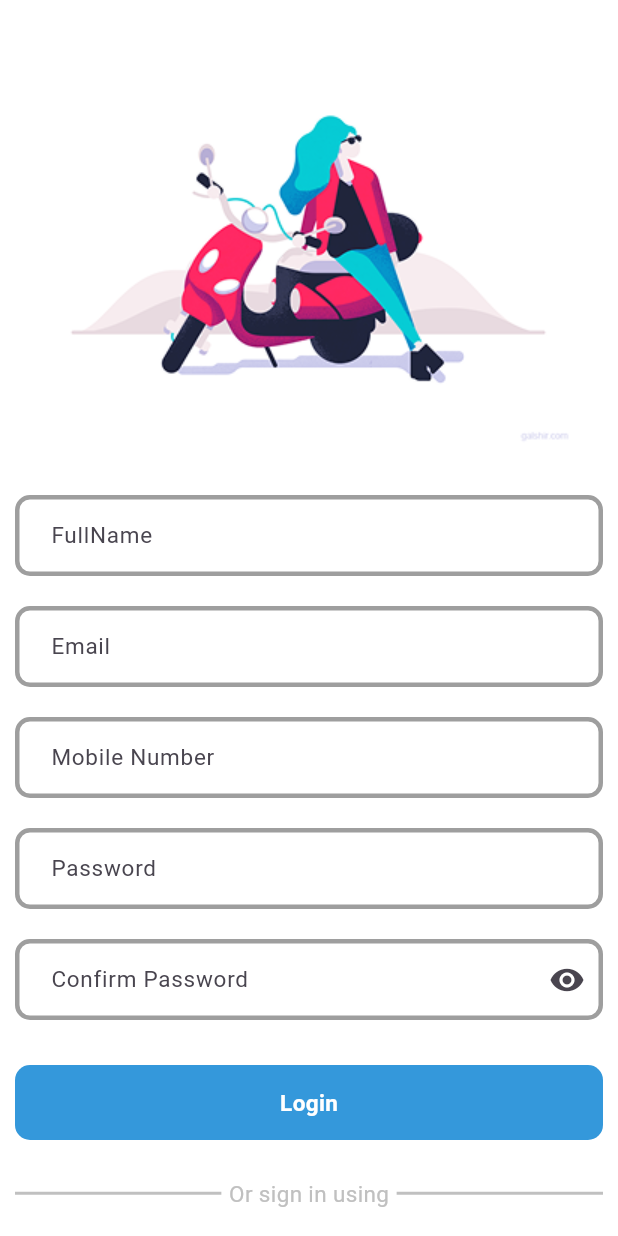
After one commit to Michaelkinginfosec/auth_app_firebase, a Flutter app: the RegisterationScreen screen opened by its route, on a phone screen of 412 x 824 dp. The commit adds this screen. Run offline on Flutter 3.47's test engine with Material 3 defaults, Android fonts, the phone set to English and light mode, and no system bars; our stand-ins replace firebase_core, go_router; accounts and stored records are empty; Roboto replaces fonts that are missing (Montserrat).

Commit message:
push the latest changes for the auth firebase application

```diff
--- /dev/null
+++ b/lib/feature/auth/presentation/views/registeration_screen.dart
@@ -0,0 +1,353 @@
+import 'package:flutter/material.dart';
+
+class RegisterationScreen extends StatefulWidget {
+  const RegisterationScreen({super.key});
+
+  @override
+  State<RegisterationScreen> createState() => _RegisterationScreenState();
+}
+
+class _RegisterationScreenState extends State<RegisterationScreen> {
+  final TextEditingController _emailController = TextEditingController();
+  final TextEditingController _passwordController = TextEditingController();
+  final _formKey = GlobalKey<FormState>();
+  @override
+  Widget build(BuildContext context) {
+    return Scaffold(
+      backgroundColor: Colors.white,
+      body: SingleChildScrollView(
+        child: Padding(
+          padding: const EdgeInsets.symmetric(horizontal: 10),
+          child: Column(
+            children: [
+              Image.asset("assets/images/signup.png"),
+              Form(
+                key: _formKey,
+                child: Column(
+                  children: [
+                    TextFormField(
+                      validator: (value) {
+                        if (value == null || value.isEmpty) {
+                          return "Please Enter your fullname";
+                        }
+
+                        return "null";
+                      },
+                      controller: _emailController,
+                      keyboardType: TextInputType.emailAddress,
+                      enabled: true,
+                      decoration: InputDecoration(
+                        contentPadding: EdgeInsets.symmetric(
+                          horizontal: 20,
+                          vertical: 15,
+                        ),
+                        hintText: "FullName",
+                        hintStyle: TextStyle(
+                          fontWeight: FontWeight.normal,
+                          fontSize: 15,
+                          fontFamily: "Montserrat",
+                        ),
+                        enabledBorder: OutlineInputBorder(
+                          borderRadius: BorderRadius.circular(10),
+                          borderSide: BorderSide(width: 3, color: Colors.grey),
+                        ),
+                        focusedBorder: OutlineInputBorder(
+                          borderRadius: BorderRadius.circular(10),
+                          borderSide: BorderSide(width: 3, color: Colors.grey),
+                        ),
+                        focusColor: Colors.white,
+                      ),
+                    ),
+                    SizedBox(height: 20),
+                    TextFormField(
+                      validator: (value) {
+                        if (value == null || value.isEmpty) {
+                          return "Please Enter your email";
+                        }
+                        if (!value.contains("@")) {
+                          return "Please Enter a correct email";
+                        }
+                        return "null";
+                      },
+                      controller: _emailController,
+                      keyboardType: TextInputType.emailAddress,
+                      enabled: true,
+                      decoration: InputDecoration(
+                        contentPadding: EdgeInsets.symmetric(
+                          horizontal: 20,
+                          vertical: 15,
+                        ),
+                        hintText: "Email",
+                        hintStyle: TextStyle(
+                          fontWeight: FontWeight.normal,
+                          fontSize: 15,
+                          fontFamily: "Montserrat",
+                        ),
+                        enabledBorder: OutlineInputBorder(
+                          borderRadius: BorderRadius.circular(10),
+                          borderSide: BorderSide(width: 3, color: Colors.grey),
+                        ),
+                        focusedBorder: OutlineInputBorder(
+                          borderRadius: BorderRadius.circular(10),
+                          borderSide: BorderSide(width: 3, color: Colors.grey),
+                        ),
+                        focusColor: Colors.white,
+                      ),
+                    ),
+                    SizedBox(height: 20),
+                    TextFormField(
+                      validator: (value) {
+                        if (value == null || value.isEmpty) {
+                          return "Please Enter your email";
+                        }
+                        if (!value.contains("@")) {
+                          return "Please Enter a correct email";
+                        }
+                        return "null";
+                      },
+                      controller: _emailController,
+                      keyboardType: TextInputType.emailAddress,
+                      enabled: true,
+                      decoration: InputDecoration(
+                        contentPadding: EdgeInsets.symmetric(
+                          horizontal: 20,
+                          vertical: 15,
+                        ),
+                        hintText: "Mobile Number",
+                        hintStyle: TextStyle(
+                          fontWeight: FontWeight.normal,
+                          fontSize: 15,
+                          fontFamily: "Montserrat",
+                        ),
+                        enabledBorder: OutlineInputBorder(
+                          borderRadius: BorderRadius.circular(10),
+                          borderSide: BorderSide(width: 3, color: Colors.grey),
+                        ),
+                        focusedBorder: OutlineInputBorder(
+                          borderRadius: BorderRadius.circular(10),
+                          borderSide: BorderSide(width: 3, color: Colors.grey),
+                        ),
+                        focusColor: Colors.white,
+                      ),
+                    ),
+                    SizedBox(height: 20),
+                    TextFormField(
+                      validator: (value) {
+                        if (value == null || value.isEmpty) {
+                          return "Please Enter your password";
+                        }
+
+                        return "null";
+                      },
+                      controller: _emailController,
+                      keyboardType: TextInputType.emailAddress,
+                      enabled: true,
+                      decoration: InputDecoration(
+                        contentPadding: EdgeInsets.symmetric(
+                          horizontal: 20,
+                          vertical: 15,
+                        ),
+                        hintText: "Password",
+                        hintStyle: TextStyle(
+                          fontWeight: FontWeight.normal,
+                          fontSize: 15,
+                          fontFamily: "Montserrat",
+                        ),
+                        enabledBorder: OutlineInputBorder(
+                          borderRadius: BorderRadius.circular(10),
+                          borderSide: BorderSide(width: 3, color: Colors.grey),
+                        ),
+                        focusedBorder: OutlineInputBorder(
+                          borderRadius: BorderRadius.circular(10),
+                          borderSide: BorderSide(width: 3, color: Colors.grey),
+                        ),
+                        focusColor: Colors.white,
+                      ),
+                    ),
+
+                    SizedBox(height: 20),
+                    TextFormField(
+                      validator: (value) {
+                        if (value == null || value.isEmpty) {
+                          return "Please confirm your password";
+                        }
+
+                        return "null";
+                      },
+                      controller: _passwordController,
+                      keyboardType: TextInputType.emailAddress,
+                      enabled: true,
+
+                      decoration: InputDecoration(
+                        suffixIcon: Icon(Icons.visibility),
+                        contentPadding: EdgeInsets.symmetric(
+                          horizontal: 20,
+                          vertical: 15,
+                        ),
+                        hintText: "Confirm Password",
+                        hintStyle: TextStyle(
+                          fontWeight: FontWeight.normal,
+                          fontSize: 15,
+                          fontFamily: "Montserrat",
+                        ),
+                        enabledBorder: OutlineInputBorder(
+                          borderRadius: BorderRadius.circular(10),
+                          borderSide: BorderSide(width: 3, color: Colors.grey),
+                        ),
+                      ),
+                    ),
+                  ],
+                ),
+              ),
+
+              SizedBox(height: 30),
+              Container(
+                height: 50,
+                decoration: BoxDecoration(
+                  color: Color.fromRGBO(52, 152, 219, 1),
+                  borderRadius: BorderRadius.circular(10),
+                ),
+                child: Center(
+                  child: Text(
+                    "Login",
+                    style: TextStyle(
+                      fontWeight: FontWeight.bold,
+                      fontSize: 15,
+                      color: Colors.white,
+                      fontFamily: "Montserrat",
+                    ),
+                  ),
+                ),
+              ),
+              SizedBox(height: 25),
+
+              Row(
+                mainAxisAlignment: MainAxisAlignment.center,
+                children: [
+                  Expanded(
+                    child: Divider(
+                      thickness: 2,
+                      color: Color.fromRGBO(192, 192, 192, 1),
+                    ),
+                  ),
+                  SizedBox(width: 5),
+                  Text(
+                    "Or sign in using",
+                    style: TextStyle(
+                      fontWeight: FontWeight.normal,
+                      fontSize: 15,
+                      color: Color.fromRGBO(192, 192, 192, 1),
+                      fontFamily: "Roboto",
+                    ),
+                  ),
+                  SizedBox(width: 5),
+                  Expanded(
+                    child: Divider(
+                      thickness: 2,
+                      color: Color.fromRGBO(192, 192, 192, 1),
+                    ),
+                  ),
+                ],
+              ),
+              SizedBox(height: 25),
+
+              Container(
+                height: 59,
+                decoration: BoxDecoration(
+                  borderRadius: BorderRadius.circular(10),
+                  border: Border.all(
+                    width: 2,
+                    color: Color.fromRGBO(231, 76, 60, 1),
+                  ),
+                ),
+                child: Row(
+                  children: [
+                    Padding(
+                      padding: const EdgeInsets.only(left: 20),
+                      child: Image.asset("assets/images/google.png"),
+                    ),
+
+                    Text(
+                      "Google",
+                      style: TextStyle(
+                        fontWeight: FontWeight.bold,
+                        fontSize: 15,
+                        color: Color.fromRGBO(231, 76, 60, 1),
+                        fontFamily: "Montserrat",
+                      ),
+                    ),
+                  ],
+                ),
+              ),
+              SizedBox(height: 15),
+              Container(
+                height: 59,
+                decoration: BoxDecoration(
+                  borderRadius: BorderRadius.circular(10),
+                  border: Border.all(
+                    width: 2,
+                    color: Color.fromRGBO(52, 152, 219, 1),
+                  ),
+                ),
+                child: Row(
+                  children: [
+                    Padding(
+                      padding: const EdgeInsets.only(left: 20),
+                      child: Image.asset("assets/images/facebook.png"),
+                    ),
+
+                    Text(
+                      "Facebook",
+                      style: TextStyle(
+                        fontWeight: FontWeight.bold,
+                        fontSize: 15,
+                        color: Color.fromRGBO(52, 152, 219, 1),
+                        fontFamily: "Montserrat",
+                      ),
+                    ),
+                  ],
+                ),
+              ),
+
+              Row(
+                mainAxisAlignment: MainAxisAlignment.center,
+                children: [
+                  Text(
+                    "Don't have an account? ",
+                    style: TextStyle(
+                      fontWeight: FontWeight.normal,
+                      fontSize: 15,
+                      color: Colors.black,
+                      fontFamily: "Montserrat",
+                    ),
+                  ),
+
+                  GestureDetector(
+                    child: Text(
+                      "Register ",
+                      style: TextStyle(
+                        fontWeight: FontWeight.normal,
+                        fontSize: 15,
+                        color: Color.fromRGBO(52, 152, 219, 1),
+                        fontFamily: "Montserrat",
+                      ),
+                    ),
+                  ),
+                  Text(
+                    "now.",
+                    style: TextStyle(
+                      fontWeight: FontWeight.normal,
+                      fontSize: 15,
+                      color: Colors.black,
+                      fontFamily: "Montserrat",
+                    ),
+                  ),
+                ],
+              ),
+            ],
+          ),
+        ),
+      ),
+    );
+  }
+}
--- a/lib/routers/routes.dart
+++ b/lib/routers/routes.dart
@@ -1,3 +1,5 @@
+import 'package:auth_app_firebase/feature/auth/presentation/views/login_screen.dart';
+import 'package:auth_app_firebase/feature/auth/presentation/views/registeration_screen.dart';
 import 'package:auth_app_firebase/feature/onboarding/presentation/views/onboarding_screen.dart';
 import 'package:auth_app_firebase/routers/routes_name.dart';
 import 'package:go_router/go_router.dart';
@@ -8,4 +10,14 @@ final List<GoRoute> appRoutes = [
     name: AppRoutes.onboarding,
     builder: (context, state) => OnboardingScreen(),
   ),
+  GoRoute(
+    path: AppRoutes.login,
+    name: AppRoutes.login,
+    builder: (context, state) => LoginScreen(),
+  ),
+  GoRoute(
+    path: AppRoutes.register,
+    name: AppRoutes.register,
+    builder: (context, state) => RegisterationScreen(),
+  ),
 ];
```
Also changed, not shown: lib/feature/auth/presentation/views/login_screen.dart (added, +259 -0 lines), assets/images/facebook.png (added), assets/images/google.png (added), assets/images/login.png (added), assets/images/signup.png (added), assets/images/succes.png (added), assets/images/upload.png (added), 3 other files.
